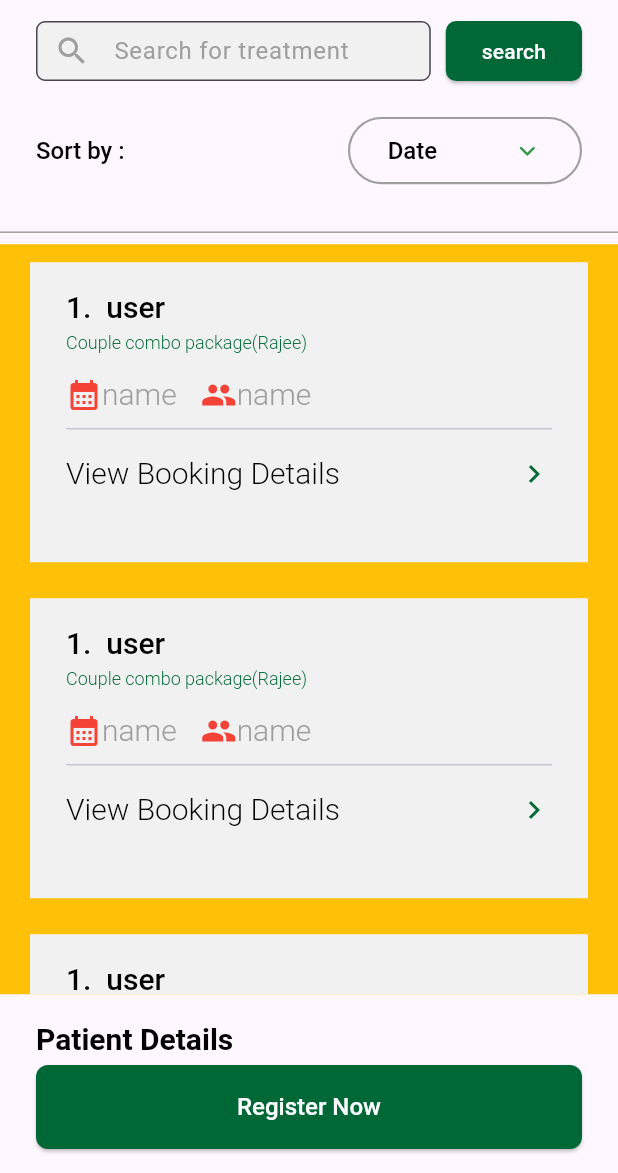
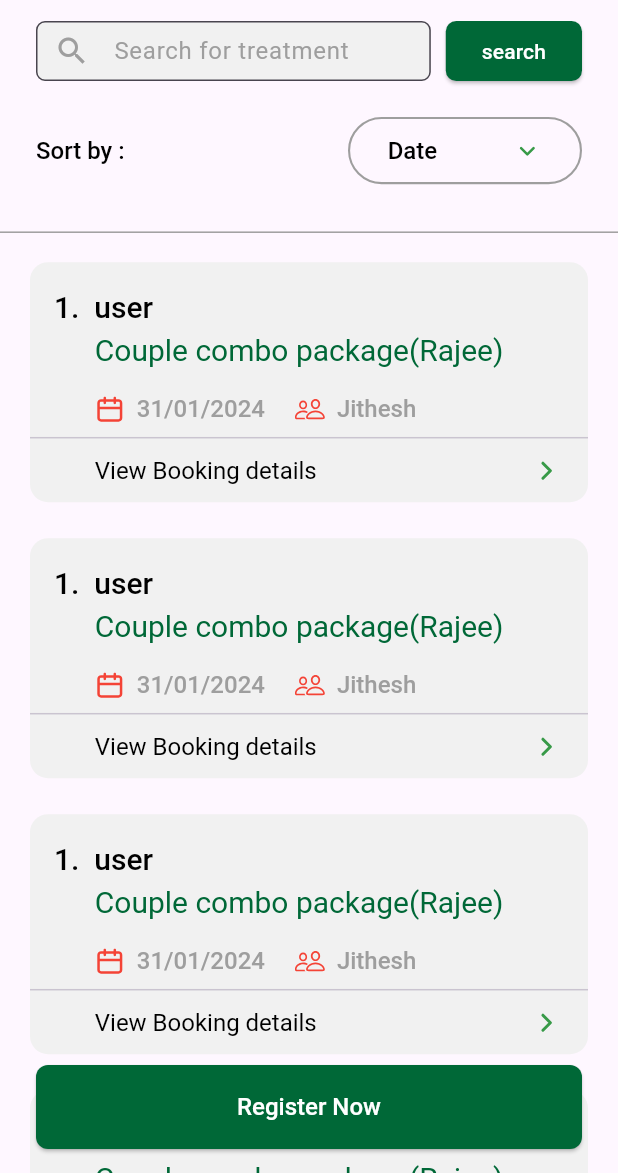
Before and after one commit to diilshadkt/amritha_ayurveda_app, a Flutter app: the HomePage screen opened directly, on a phone screen of 412 x 824 dp, the part 63-1236 px from its top. Run offline on Flutter 3.47's test engine with Material 3 defaults, Android fonts, the phone set to English and light mode, and no system bars; our stand-ins replace dio, flutter_hooks, flutter_svg, freezed_annotation, get_it, shared_preferences; accounts and stored records are empty; generated files the repository leaves out were written again.

Commit message:
listview complete

```diff
--- a/lib/core/constants/home_constants.dart
+++ b/lib/core/constants/home_constants.dart
@@ -1,7 +1,7 @@
 class HomeConstants {
   final String txtHome = 'Home';
   final String txtSearchField = 'Search for treatment';
-  final String txtViewBooking = 'View Booking Details';
+  final String txtViewBooking = 'View Booking details';
   final String txtRegister = 'Register Now';
   final String txtName = 'Name';
   final String txtNumber = 'Whatsapp Number';
--- a/lib/features/home/presentation/pages/home_page.dart
+++ b/lib/features/home/presentation/pages/home_page.dart
@@ -134,46 +134,52 @@ class HomePage extends StatelessWidget {
             ),
             // Listview widget
             Container(
-              height: 500,
-              color: Colors.amber,
+              height: 620,
               child: ListViewWidget(),
             ),
+          ],
+        ),
+      ),
+      // Register Button
+      floatingActionButtonLocation: FloatingActionButtonLocation.centerFloat,
+      floatingActionButton: ButtonWidget(
+          buttonName: constants.txtRegister,
+          onPressed: () {
+            Navigator.push(
+              context,
+              MaterialPageRoute(
+                builder: (context) => const RegistrationPage(),
+              ),
+            );
+          }),
+    );
+  }
+}
 
-            // ContainerWidget(
-            //   text: constants.txtShowBranches,
-            //   onTap: () {
-            //     Navigator.push(
-            //       context,
-            //       MaterialPageRoute(
-            //         builder: (context) => const BranchPage(),
-            //       ),
-            //     );
-            //   },
-            // ),
-            // ContainerWidget(
-            //   text: constants.txtShowTreatments,
-            //   onTap: () {
-            //     Navigator.push(
-            //       context,
-            //       MaterialPageRoute(
-            //         builder: (context) => const TreatmentPage(),
-            //       ),
-            //     );
-            //   },
-            // ),
-            SizedBox(
-              height: theme.spaces.space_200,
-            ),
-            Padding(
-              padding: EdgeInsets.symmetric(horizontal: theme.spaces.space_300),
-              child: Text(
-                constants.txtPatientDetails,
-                style: theme.typography.h600.copyWith(
-                  fontSize: theme.spaces.space_250,
-                ),
-              ),
-            ),
-            // FutureBuilder(
+
+
+
+
+
+
+
+
+
+
+
+
+
+
+
+
+
+
+
+
+
+
+
+ // FutureBuilder(
             //   future: context.watch<PatientProvider>().getPatient(),
             //   builder: (context, snapshot) {
             //     if (snapshot.hasData) {
@@ -197,20 +203,3 @@ class HomePage extends StatelessWidget {
             //     );
             //   },
             // )
-          ],
-        ),
-      ),
-      floatingActionButtonLocation: FloatingActionButtonLocation.centerFloat,
-      floatingActionButton: ButtonWidget(
-          buttonName: constants.txtRegister,
-          onPressed: () {
-            Navigator.push(
-              context,
-              MaterialPageRoute(
-                builder: (context) => const RegistrationPage(),
-              ),
-            );
-          }),
-    );
-  }
-}
--- a/lib/features/home/presentation/widgets/listview_widget.dart
+++ b/lib/features/home/presentation/widgets/listview_widget.dart
@@ -1,6 +1,8 @@
+import 'package:amrita_ayurvedic_app/core/constants/app_assets.dart';
 import 'package:amrita_ayurvedic_app/core/constants/home_constants.dart';
 import 'package:amrita_ayurvedic_app/core/themes/app_theme.dart';
 import 'package:flutter/material.dart';
+import 'package:flutter_svg/flutter_svg.dart';
 
 class ListViewWidget extends StatelessWidget {
   // final List<PatientEntity> entity;
@@ -10,12 +12,13 @@ class ListViewWidget extends StatelessWidget {
   Widget build(BuildContext context) {
     final theme = AppTheme.of(context);
     final constants = HomeConstants();
+    final appAssets = AppAssetsConstants();
 
     return SizedBox(
       height: MediaQuery.sizeOf(context).height / 1.3,
       child: ListView.builder(
         shrinkWrap: true,
-        itemCount: 3,
+        itemCount: 5,
         // itemCount: entity.length,
         itemBuilder: (context, index) {
           return Padding(
@@ -24,89 +27,113 @@ class ListViewWidget extends StatelessWidget {
               vertical: theme.spaces.space_150,
             ),
             child: Container(
-                height: theme.spaces.space_500 * 5,
+                height: theme.spaces.space_500 * 4,
                 decoration: BoxDecoration(
                     color: theme.colors.textInverse,
-                ),
-                child: Padding(
-                  padding: EdgeInsets.symmetric(
-                    horizontal: theme.spaces.space_300,
-                  ),
+                    borderRadius:
+                        BorderRadius.circular(theme.spaces.space_150)),
                 child: Column(
                   crossAxisAlignment: CrossAxisAlignment.start,
                   children: [
                     SizedBox(
                       height: theme.spaces.space_200,
                     ),
-                      Text(
+                    Padding(
+                      padding: EdgeInsets.only(left: theme.spaces.space_200),
+                      child: Text(
                         "1.  user",
                         // entity[index].user,
                         style: theme.typography.h500.copyWith(
                           fontSize: theme.spaces.space_250,
                         ),
                       ),
-                      Text(
+                    ),
+                    Padding(
+                      padding:
+                          EdgeInsets.only(left: theme.spaces.space_300 * 1.8),
+                      child: Text(
                         "Couple combo package(Rajee)",
                         // entity[index].address,
-                        style: theme.typography.h300.copyWith(
-                          fontSize: theme.spaces.space_25git0,
+                        style: theme.typography.h400.copyWith(
+                          fontSize: theme.spaces.space_250,
                           color: theme.colors.primary,
+                        ),
                       ),
                     ),
                     SizedBox(
                       height: theme.spaces.space_150,
                     ),
-                      Row(
+                    Padding(
+                      padding:
+                          EdgeInsets.only(left: theme.spaces.space_300 * 1.8),
+                      child: Row(
                         children: [
-                          Icon(
-                            Icons.calendar_month,
-                            color: theme.colors.textSubtlest,
+                          SvgPicture.asset(appAssets.icCalendar,
+                              width: theme.spaces.space_250,
+                              // ignore: deprecated_member_use
+                              color: theme.colors.textSubtlest),
+                          SizedBox(
+                            width: theme.spaces.space_100,
                           ),
                           Text(
-                            "name", // entity[index].name,
-                            style: theme.typography.h300.copyWith(
-                              fontSize: theme.spaces.space_250,
+                            "31/01/2024", // entity[index].name,
+                            style: theme.typography.h500.copyWith(
+                              fontSize: theme.spaces.space_200,
                               color: theme.colors.textSubtle,
                             ),
                           ),
                           SizedBox(
-                            width: theme.spaces.space_200,
+                            width: theme.spaces.space_250,
                           ),
-                          Icon(
-                            Icons.group,
+                          SvgPicture.asset(
+                            appAssets.icUsers,
+                            width: theme.spaces.space_250,
+                            // ignore: deprecated_member_use
                             color: theme.colors.textSubtlest,
                           ),
+                          SizedBox(
+                            width: theme.spaces.space_100,
+                          ),
                           Text(
-                            "name",
+                            "Jithesh",
                             // entity[index].name,
-                            style: theme.typography.h300.copyWith(
-                              fontSize: theme.spaces.space_250,
+                            style: theme.typography.h500.copyWith(
+                              fontSize: theme.spaces.space_200,
                               color: theme.colors.textSubtle,
                             ),
                           ),
                         ],
                       ),
+                    ),
                     const Divider(),
                     SizedBox(
-                        height: theme.spaces.space_100,
+                      height: theme.spaces.space_25,
                     ),
-                      Row(
-                        mainAxisAlignment: MainAxisAlignment.spaceBetween,
+                    Padding(
+                      padding:
+                          EdgeInsets.only(left: theme.spaces.space_300 * 1.8),
+                      child: Row(
                         children: [
                           Text(
                             constants.txtViewBooking,
-                            style: theme.typography.h300.copyWith(
-                              fontSize: theme.spaces.space_125 * 2,
+                            style: theme.typography.h400.copyWith(
+                              fontSize: theme.spaces.space_200,
                             ),
                           ),
-                          Icon(
-                            Icons.chevron_right,
-                            color: theme.colors.primary,
+                          SizedBox(
+                            width: theme.spaces.space_400 * 4.4,
                           ),
-                        ],
+                          InkWell(
+                            child: SvgPicture.asset(
+                              appAssets.icArrowForward,
+                              width: theme.spaces.space_300,
+                            ),
+                            onTap: () {},
                           )
                         ],
                       ),
+                    )
+                  ],
                 )),
           );
         },
```
Lines whose indentation alone changed are shown as unchanged.
